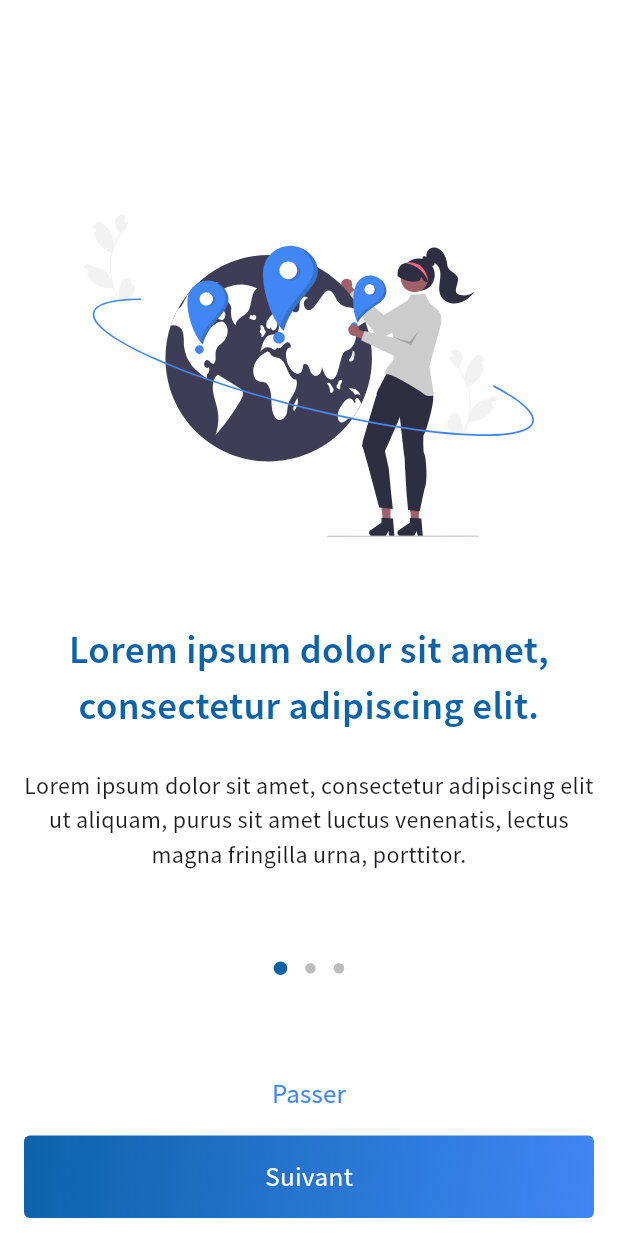
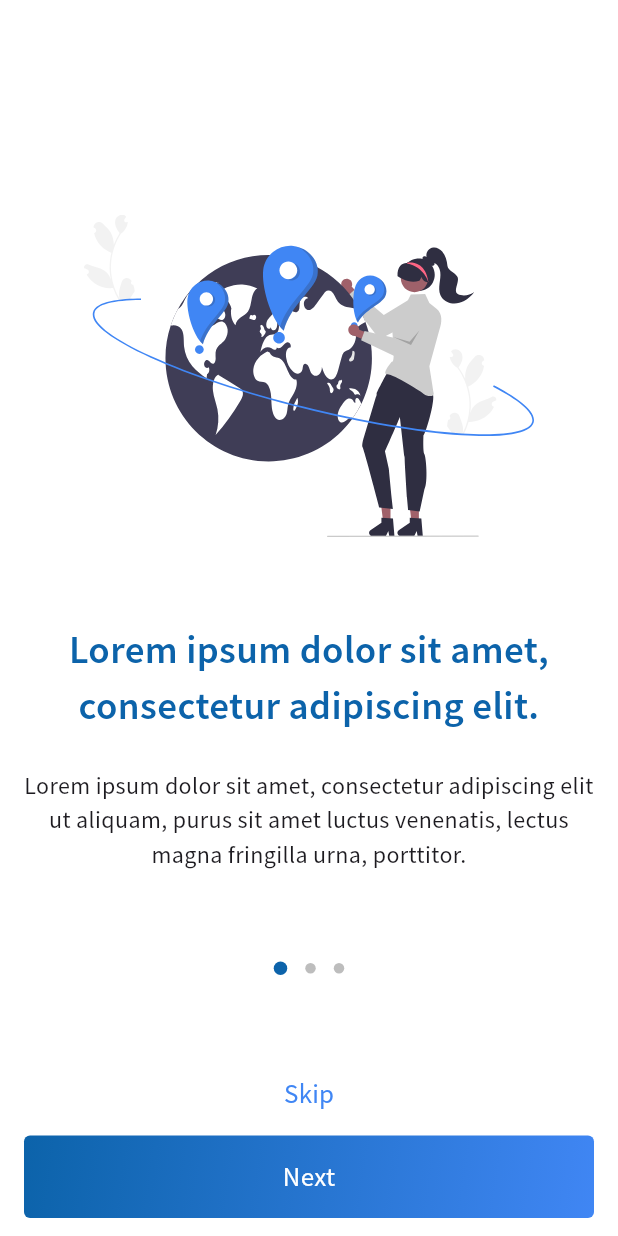
Before and after one commit to ayoubelbadaoui/karam, a Flutter app: the HomePage screen opened directly, after a tap on "Back to Introduction", on a phone screen of 412 x 824 dp. Run offline on Flutter 3.47's test engine with Material 3 defaults, Android fonts, the phone set to English and light mode, and no system bars; drawn by our look-alikes of introduction_screen; our stand-ins replace flutter_riverpod, flutter_svg, hooks_riverpod; generated files the repository leaves out were written again.

Commit message:
integrated internalization globally

```diff
--- /dev/null
+++ b/assets/lang/ar.json
@@ -0,0 +1,3 @@
+{
+  "skip":"تخطي"
+}
--- /dev/null
+++ b/assets/lang/en.json
@@ -0,0 +1,3 @@
+{
+  "skip":"skip"
+}
--- /dev/null
+++ b/assets/lang/fr.json
@@ -0,0 +1,3 @@
+{
+  "skip":"passer"
+}
--- /dev/null
+++ b/l10n.yaml
@@ -0,0 +1,3 @@
+arb-dir: lib/l10n
+template-arb-file: app_en.arb
+output-localization-file: app_localizations.dart
--- /dev/null
+++ b/lib/core/extensions/internalization.dart
@@ -0,0 +1,16 @@
+import 'package:flutter/material.dart';
+import 'package:flutter_localizations/flutter_localizations.dart';
+import 'package:flutter_gen/gen_l10n/app_localizations.dart';
+
+extension InternalizationString on BuildContext {
+  AppLocalizations translate() {
+    return AppLocalizations.of(this)!;
+  }
+}
+
+// s[0].toUpperCase() + s.substring(1)
+extension FirstCharacterToUpperCase on String {
+  String firstToUpperCase() {
+    return this[0].toUpperCase() + substring(1);
+  }
+}
--- /dev/null
+++ b/lib/core/shared/injection.dart
@@ -0,0 +1,6 @@
+import 'dart:ui';
+import 'package:hooks_riverpod/hooks_riverpod.dart';
+
+final currentLangProvider = Provider<Locale>((ref) {
+  return PlatformDispatcher.instance.locales.first;
+});
--- /dev/null
+++ b/lib/core/shared/widgets/gradient_button.dart
@@ -0,0 +1,37 @@
+import 'package:flutter/material.dart';
+
+class GradientButton extends StatelessWidget {
+  final VoidCallback onPressed;
+  final Widget child;
+
+  const GradientButton(
+      {super.key, required this.onPressed, required this.child});
+
+  @override
+  Widget build(BuildContext context) {
+    return GestureDetector(
+      onTap: onPressed,
+      child: Container(
+        width: 380,
+        height: 55,
+        decoration: const BoxDecoration(
+          borderRadius: BorderRadius.only(
+            topLeft: Radius.circular(4),
+            topRight: Radius.circular(4),
+            bottomLeft: Radius.circular(4),
+            bottomRight: Radius.circular(4),
+          ),
+          gradient: LinearGradient(
+            colors: [
+              Color(0xff0C63AA),
+              Color(0XFF4086F4)
+            ], // Customize gradient colors
+            begin: Alignment.topLeft,
+            end: Alignment.bottomRight,
+          ),
+        ),
+        child: child,
+      ),
+    );
+  }
+}
--- a/lib/features/intro_screen/presentation/intro_screen_holder.dart
+++ b/lib/features/intro_screen/presentation/on_boarding_page.dart
@@ -1,6 +1,8 @@
 import 'package:flutter/material.dart';
 import 'package:flutter_svg/svg.dart';
 import 'package:introduction_screen/introduction_screen.dart';
+import 'package:karam/core/extensions/internalization.dart';
+import 'package:karam/core/shared/widgets/gradient_button.dart';
 
 class OnBoardingPage extends StatefulWidget {
   const OnBoardingPage({super.key});
@@ -45,9 +47,9 @@ class OnBoardingPageState extends State<OnBoardingPage> {
                         WidgetStateProperty.all(Colors.transparent),
                     elevation: const WidgetStatePropertyAll(0.0)),
                 onPressed: () => _onIntroEnd(context),
-                child: const Text(
-                  'Passer',
-                  style: TextStyle(
+                child: Text(
+                  context.translate().skip.firstToUpperCase(),
+                  style: const TextStyle(
                     fontSize: 18.0,
                     color: Color(0xff4086f4),
                   ),
@@ -55,10 +57,10 @@ class OnBoardingPageState extends State<OnBoardingPage> {
               ),
               GradientButton(
                 onPressed: () => _onIntroEnd(context),
-                child: const Center(
+                child: Center(
                   child: Text(
-                    'Suivant',
-                    style: TextStyle(
+                    context.translate().next.firstToUpperCase(),
+                    style: const TextStyle(
                       fontSize: 18.0,
                       // fontWeight: FontWeight.bold,
                       color: Color(0xffFFFFFF),
@@ -137,42 +139,6 @@ class OnBoardingPageState extends State<OnBoardingPage> {
   }
 }
 
-class GradientButton extends StatelessWidget {
-  final VoidCallback onPressed;
-  final Widget child;
-
-  const GradientButton(
-      {super.key, required this.onPressed, required this.child});
-
-  @override
-  Widget build(BuildContext context) {
-    return GestureDetector(
-      onTap: onPressed,
-      child: Container(
-        width: 380,
-        height: 55,
-        decoration: const BoxDecoration(
-          borderRadius: BorderRadius.only(
-            topLeft: Radius.circular(4),
-            topRight: Radius.circular(4),
-            bottomLeft: Radius.circular(4),
-            bottomRight: Radius.circular(4),
-          ),
-          gradient: LinearGradient(
-            colors: [
-              Color(0xff0C63AA),
-              Color(0XFF4086F4)
-            ], // Customize gradient colors
-            begin: Alignment.topLeft,
-            end: Alignment.bottomRight,
-          ),
-        ),
-        child: child,
-      ),
-    );
-  }
-}
-
 class HomePage extends StatelessWidget {
   const HomePage({super.key});
 
--- /dev/null
+++ b/lib/l10n/app_ar.arb
@@ -0,0 +1,4 @@
+{
+  "skip":"تخطي",
+  "next":"التالي"
+}
--- /dev/null
+++ b/lib/l10n/app_en.arb
@@ -0,0 +1,4 @@
+{
+  "skip":"skip",
+  "next":"next"
+}
--- /dev/null
+++ b/lib/l10n/app_fr.arb
@@ -0,0 +1,4 @@
+{
+  "skip":"passer",
+  "next":"suivant"
+}
```
Also changed, not shown: lib/core/localization/localization_provider.dart (added, +19 -0 lines), lib/features/intro_screen/presentation/dfdf.dart (deleted, +0 -67 lines), lib/main.dart (+12 -4 lines), pubspec.yaml (+9 -0 lines), pubspec.lock.
